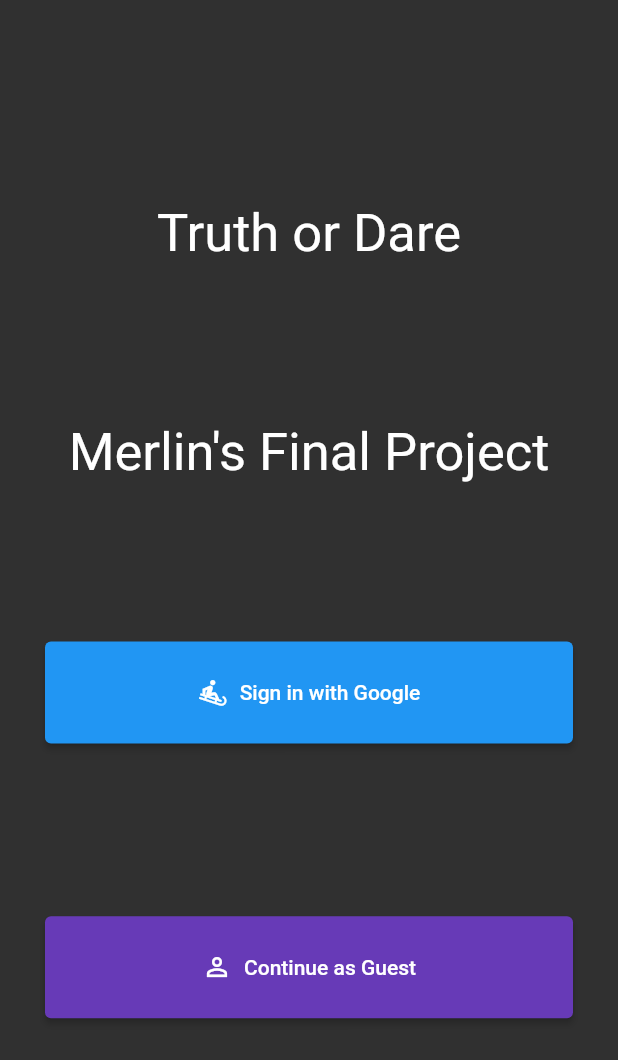
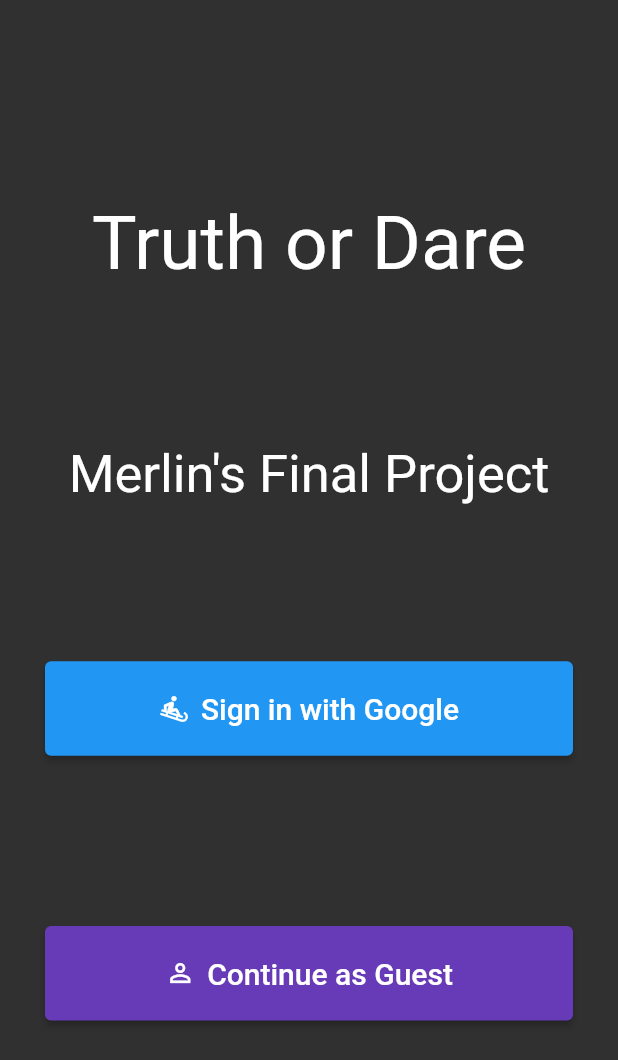
Before and after one commit to Merlin-Willner/TruthOrDare, a Flutter app: the screen it shows after launch, on a phone screen of 412 x 824 dp. Shown: the top 1060 px of the screen. Run offline on Flutter 3.47's test engine with Material 2 defaults, Android fonts, the phone set to English and light mode, and no system bars; our stand-ins replace firebase_auth, firebase_core, google_sign_in; accounts and stored records are empty.

Commit message:
changed the design slightly

```diff
--- a/truthordare/lib/login/login.dart
+++ b/truthordare/lib/login/login.dart
@@ -16,7 +16,7 @@ class LoginScreen extends StatelessWidget {
                 child: Text("Truth or Dare",
                   style: TextStyle(
                     color: Colors.white,
-                    fontSize: 35
+                    fontSize: 50
                   )
                 ),
             ),
@@ -76,11 +76,11 @@ class LoginButton extends StatelessWidget {
           size: 20,
         ),
         style: TextButton.styleFrom(
-          padding: const EdgeInsets.all(24),
+          padding: const EdgeInsets.all(20),
           backgroundColor: color,
         ),
         onPressed: () => loginMethod(),
-        label: Text(text, textAlign: TextAlign.center),
+        label: Text(text, textAlign: TextAlign.center, style: const TextStyle(fontSize: 20)),
       ),
     );
   }
```
